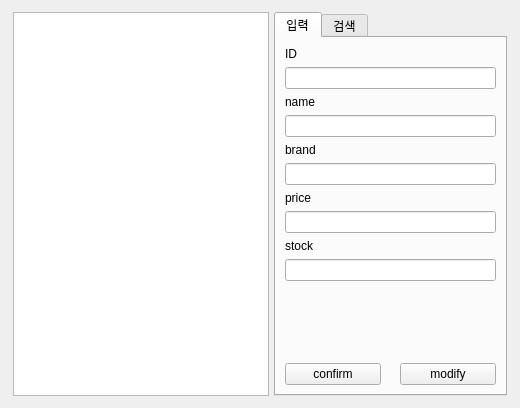
Before: the Qt Designer form CustomerProduct2Project/productmanager.ui in SaintMonguss/Qt, drawn with Qt 5.
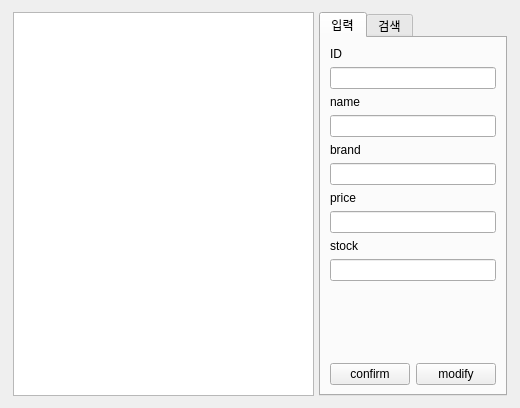
After: the same form once the commit is applied. Icons and pictures are not drawn.

What changed in the file:
```diff
--- a/CustomerProduct2Project/productmanager.ui
+++ b/CustomerProduct2Project/productmanager.ui
@@ -15,7 +15,7 @@
   </property>
   <layout class="QHBoxLayout" name="horizontalLayout">
    <item>
-    <layout class="QHBoxLayout" name="horizontalLayout_6" stretch="0,0,4">
+    <layout class="QHBoxLayout" name="horizontalLayout_6" stretch="12,0,4">
      <property name="spacing">
       <number>0</number>
      </property>
```
